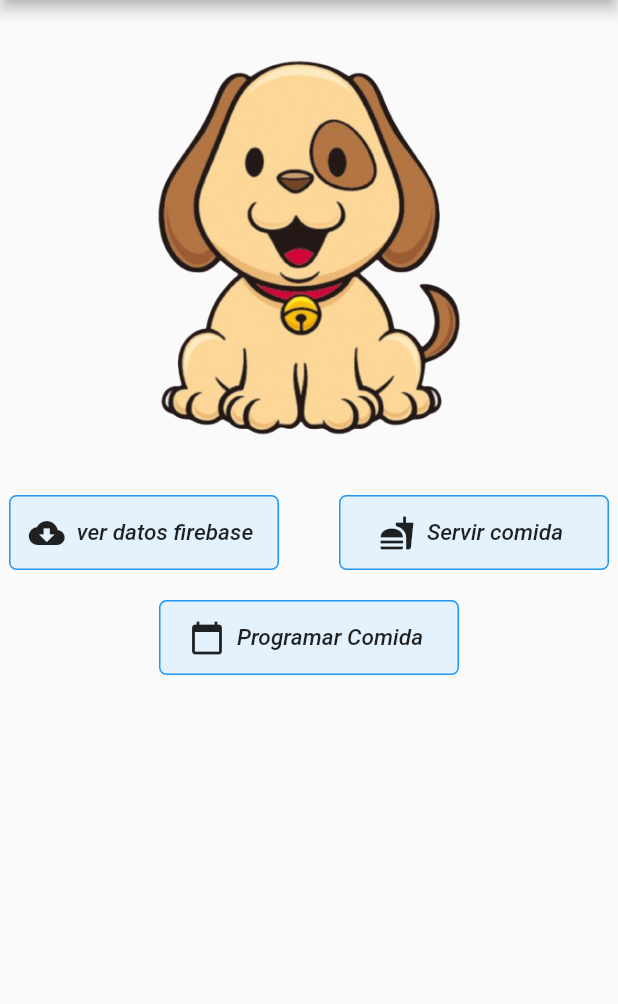
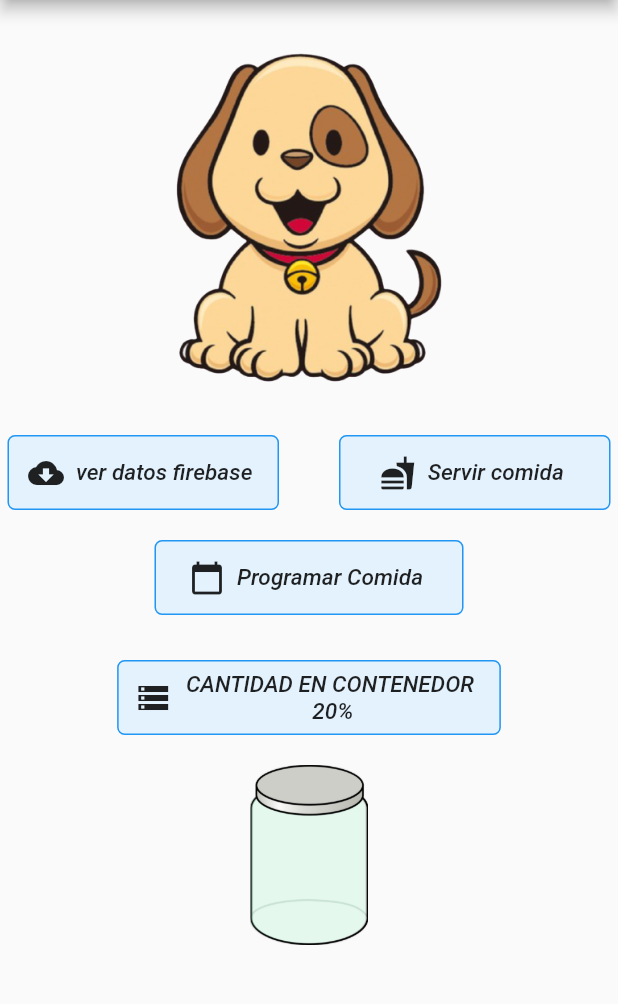
Before and after one commit to alejosuaza1022/Proyecto_digitales, a Flutter app: the ChatPage widget shown alone on an empty page, opened directly, on a phone screen of 412 x 824 dp, the part 84-1088 px from its top. Run offline on Flutter 3.47's test engine with Material 2 defaults, Android fonts, the phone set to English and light mode, and no system bars; our stand-ins replace firebase_core, firebase_database, flutter_bluetooth_serial; accounts and stored records are empty; statements that could not run were skipped.

Commit message:
contenedor and firebase in orecived added

```diff
--- a/lib/main.dart
+++ b/lib/main.dart
@@ -6,7 +6,8 @@ import 'package:flutter_bluetooth_serial/flutter_bluetooth_serial.dart';
 
 void main() => runApp(MyApp());
 
-/*class MyApp extends StatelessWidget {
+/*
+class MyApp extends StatelessWidget {
   // This widget is the root of your application.
   @override
   Widget build(BuildContext context) {
@@ -28,7 +29,12 @@ void main() => runApp(MyApp());
           decoration: BoxDecoration(
               image: DecorationImage(
                   image: AssetImage("images/imgpet.jpg"), fit: BoxFit.cover)),
-          child: PrincipalPage()),
+          child: PrincipalPage(
+            callback: () => {
+              print("hola"),
+            },
+            contenedor: '20',
+          )),
     );
   }
 }
--- a/lib/resources/led.dart
+++ b/lib/resources/led.dart
@@ -4,6 +4,7 @@ import 'dart:typed_data';
 import 'package:flutter/material.dart';
 import 'package:flutter_bluetooth_serial/flutter_bluetooth_serial.dart';
 import 'package:digitales_proyecto/resources/principal_page.dart';
+import 'package:digitales_proyecto/resources/controllerFirebase.dart';
 
 class ChatPage extends StatefulWidget {
   final BluetoothDevice server;
@@ -87,6 +88,7 @@ class _ChatPage extends State<ChatPage> {
   Widget build(BuildContext context) {
     return PrincipalPage(
       callback: _sendMessage,
+      contenedor: "20",
     );
   }
 
@@ -118,8 +120,12 @@ class _ChatPage extends State<ChatPage> {
     // Create message if there is new line character
     String dataString = String.fromCharCodes(buffer);
     int index = buffer.indexOf(13);
-    print("hola rata");
+    if (dataString == '1') {
+      MyFireBase fb = new MyFireBase();
+      fb.registrar_en_firebase();
+    }
     print(dataString);
+
     if (~index != 0) {
       _Message me = _Message(
         1,
--- a/lib/resources/principal_page.dart
+++ b/lib/resources/principal_page.dart
@@ -5,7 +5,9 @@ import 'package:digitales_proyecto/resources/controllerFirebase.dart';
 
 class PrincipalPage extends StatelessWidget {
   final callback;
-  const PrincipalPage({Key key, this.callback}) : super(key: key);
+  final contenedor;
+  const PrincipalPage({Key key, this.callback, this.contenedor})
+      : super(key: key);
 
   @override
   Widget build(BuildContext context) {
@@ -13,6 +15,10 @@ class PrincipalPage extends StatelessWidget {
   }
 
   Widget scaffold(BuildContext context) {
+    double width = MediaQuery.of(context).size.width;
+    ;
+    double heigh = MediaQuery.of(context).size.height;
+    ;
     DateTime date;
     MyFireBase firebase = MyFireBase();
     return Scaffold(
@@ -21,12 +27,13 @@ class PrincipalPage extends StatelessWidget {
           backgroundColor: Colors.transparent,
           title: const Center(child: Text('Comedero Mascotas')),
         ),
-        body: Column(
+        body: SingleChildScrollView(
+          child: Column(
               mainAxisAlignment: MainAxisAlignment.start,
               children: <Widget>[
                 Container(
-                width: 330,
-                height: 330,
+                  width: 290,
+                  height: 290,
                   child: Image(
                     image: AssetImage('images/dogimg.png'),
                   ),
@@ -36,7 +43,7 @@ class PrincipalPage extends StatelessWidget {
                   children: <Widget>[
                     Container(
                         height: 50,
-                      width: 180,
+                        width: (width - 50) / 2,
                         child: Functions.button_defined(
                             "ver datos firebase",
                             () => {
@@ -57,10 +64,11 @@ class PrincipalPage extends StatelessWidget {
                     ),
                     Container(
                       height: 50,
-                    width: 180,
+                      width: (width - 50) / 2,
                       child: Functions.button_defined(
                           "Servir comida",
-                        () => {firebase.registrar_en_firebase(), callback("1")},
+                          () =>
+                              {firebase.registrar_en_firebase(), callback("1")},
                           Icons.fastfood),
                     ),
                   ],
@@ -68,7 +76,7 @@ class PrincipalPage extends StatelessWidget {
                 SizedBox(height: 20),
                 Container(
                   height: 50,
-                width: 200,
+                  width: (width) / 2,
                   child: Functions.button_defined(
                       "Programar Comida",
                       () => {
@@ -81,6 +89,35 @@ class PrincipalPage extends StatelessWidget {
                           },
                       Icons.calendar_today),
                 ),
-            ]));
+                SizedBox(
+                  height: 30,
+                ),
+                Row(
+                  crossAxisAlignment: CrossAxisAlignment.center,
+                  mainAxisAlignment: MainAxisAlignment.center,
+                  children: <Widget>[
+                    Column(
+                      children: <Widget>[
+                        Container(
+                            height: 50,
+                            child: Functions.button_defined(
+                                "CANTIDAD EN CONTENEDOR \n ${this.contenedor}%",
+                                () => {},
+                                Icons.storage)),
+                        SizedBox(
+                          height: 20,
+                        ),
+                        Container(
+                            width: 120,
+                            height: 120,
+                            child: Image(
+                              image: AssetImage('images/jar.png'),
+                            )),
+                      ],
+                    ),
+                  ],
+                )
+              ]),
+        ));
   }
 }
--- a/pubspec.yaml
+++ b/pubspec.yaml
@@ -48,6 +48,7 @@ flutter:
       - images/imgpet.jpg
       - images/dogimg.png
       - images/stadistics.png
+      - images/jar.png
   #   - images/a_dot_ham.jpeg
 
   # An image asset can refer to one or more resolution-specific "variants", see
```
Also changed, not shown: images/jar.png (added). Lines whose indentation alone changed are shown as unchanged.
